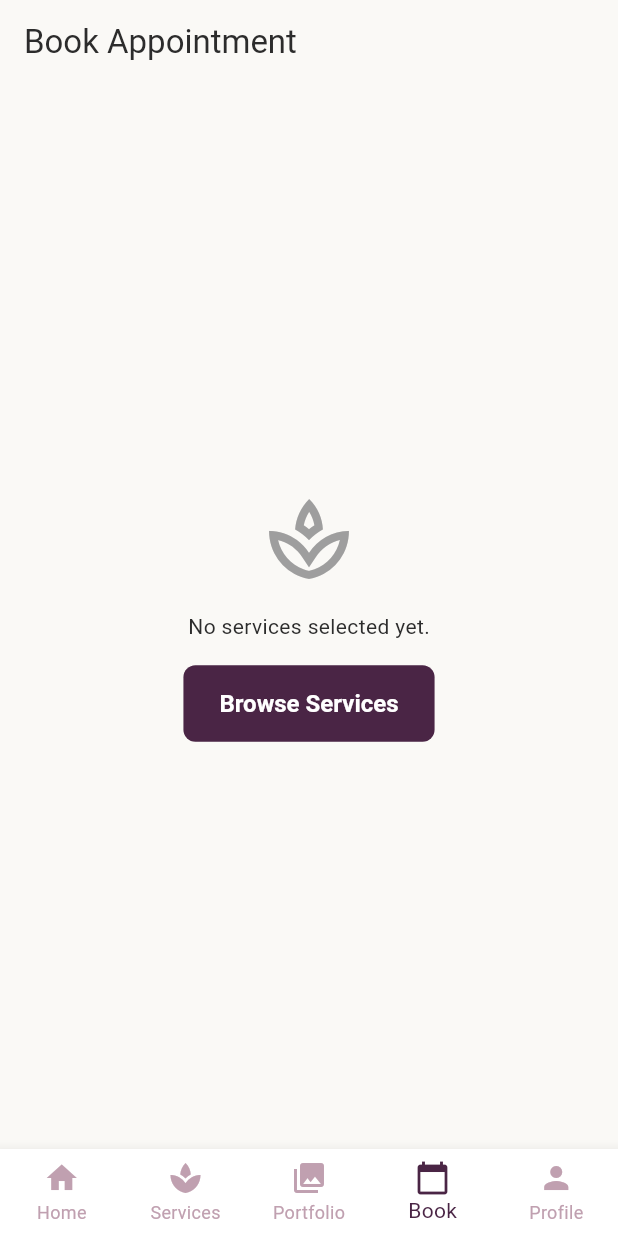
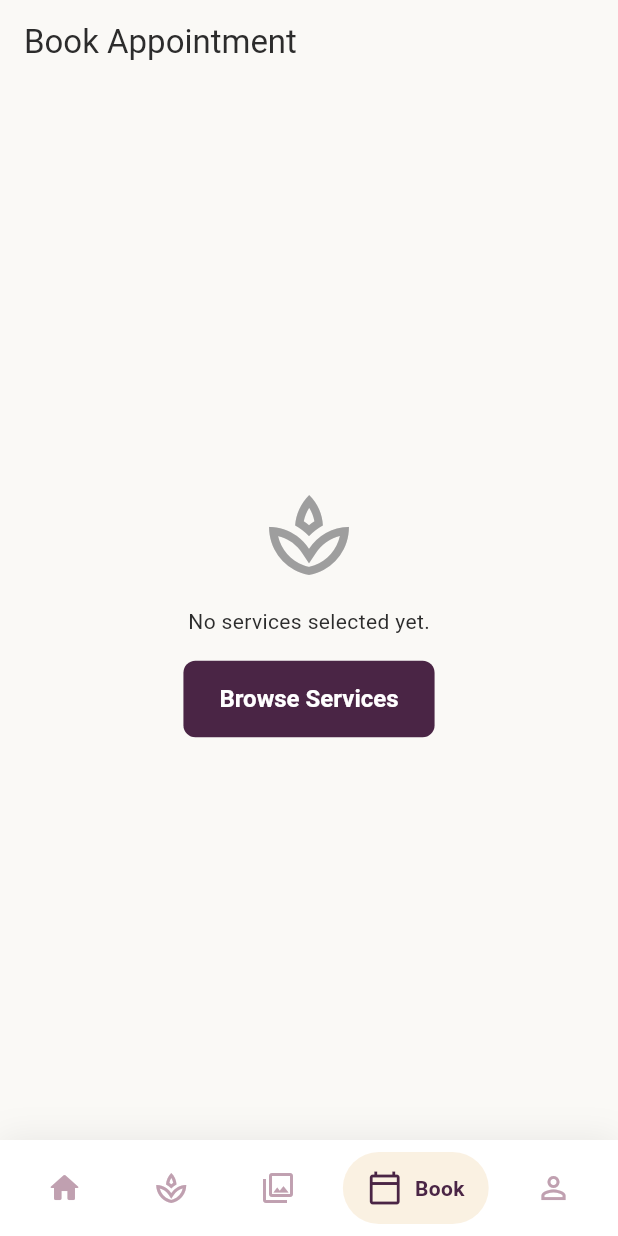
Before and after one commit to webwhistl-ai/personal-salon-flutter, a Flutter app: the BookScreen screen opened by its route, on a phone screen of 412 x 824 dp. Run offline on Flutter 3.47's test engine with Material 3 defaults, Android fonts, the phone set to English and light mode, and no system bars; drawn by our look-alikes of google_nav_bar; our stand-ins replace cloud_firestore, firebase_auth, firebase_core, fl_chart, flutter_riverpod, go_router and 1 more; accounts and stored records are empty; network calls fail.

Commit message:
Elevate UI Polish and Transitions for Neha Makeover MVP
This commit significantly upgrades the visual polish of the Customer App to better align with the "luxury, calm, premium" product vision:
- Replaces the basic `BottomNavigationBar` with `google_nav_bar` (`GNav`) to create an animated, pill-shaped bubble effect for active tabs.
- Modifies `appRouter` to use `CustomTransitionPage` with `FadeTransition`, replacing the default harsh page sliding with smooth cross-fades.
- Upgrades `HomeScreen` by adding a `Hero` animation to the top banner and applying softer drop shadows and elevated UI cards to the signature services.
- Upgrades `ServicesScreen` cards to a more bespoke layout with inline thumbnails, custom border radii, and a dedicated `IconButton` for adding services to the cart.

Co-authored-by: webwhistl-ai <157301244+webwhistl-ai@users.noreply.github.com>

```diff
--- a/neha_makeover/lib/ui/router/app_router.dart
+++ b/neha_makeover/lib/ui/router/app_router.dart
@@ -38,23 +38,53 @@ final GoRouter appRouter = GoRouter(
       routes: [
         GoRoute(
           path: '/',
-          builder: (context, state) => const HomeScreen(),
+          pageBuilder: (context, state) => CustomTransitionPage(
+            key: state.pageKey,
+            child: const HomeScreen(),
+            transitionsBuilder: (context, animation, secondaryAnimation, child) {
+              return FadeTransition(opacity: animation, child: child);
+            },
+          ),
         ),
         GoRoute(
           path: '/services',
-          builder: (context, state) => const ServicesScreen(),
+          pageBuilder: (context, state) => CustomTransitionPage(
+            key: state.pageKey,
+            child: const ServicesScreen(),
+            transitionsBuilder: (context, animation, secondaryAnimation, child) {
+              return FadeTransition(opacity: animation, child: child);
+            },
+          ),
         ),
         GoRoute(
           path: '/portfolio',
-          builder: (context, state) => const PortfolioScreen(),
+          pageBuilder: (context, state) => CustomTransitionPage(
+            key: state.pageKey,
+            child: const PortfolioScreen(),
+            transitionsBuilder: (context, animation, secondaryAnimation, child) {
+              return FadeTransition(opacity: animation, child: child);
+            },
+          ),
         ),
         GoRoute(
           path: '/book',
-          builder: (context, state) => const BookScreen(),
+          pageBuilder: (context, state) => CustomTransitionPage(
+            key: state.pageKey,
+            child: const BookScreen(),
+            transitionsBuilder: (context, animation, secondaryAnimation, child) {
+              return FadeTransition(opacity: animation, child: child);
+            },
+          ),
         ),
         GoRoute(
           path: '/profile',
-          builder: (context, state) => const ProfileScreen(),
+          pageBuilder: (context, state) => CustomTransitionPage(
+            key: state.pageKey,
+            child: const ProfileScreen(),
+            transitionsBuilder: (context, animation, secondaryAnimation, child) {
+              return FadeTransition(opacity: animation, child: child);
+            },
+          ),
         ),
       ],
     ),
--- a/neha_makeover/lib/ui/widgets/customer_scaffold.dart
+++ b/neha_makeover/lib/ui/widgets/customer_scaffold.dart
@@ -1,5 +1,7 @@
 import 'package:flutter/material.dart';
 import 'package:go_router/go_router.dart';
+import 'package:google_nav_bar/google_nav_bar.dart';
+import '../theme/theme.dart';
 
 class CustomerScaffold extends StatefulWidget {
   final Widget child;
@@ -20,9 +22,53 @@ class _CustomerScaffoldState extends State<CustomerScaffold> {
   Widget build(BuildContext context) {
     return Scaffold(
       body: widget.child,
-      bottomNavigationBar: BottomNavigationBar(
-        currentIndex: widget.currentIndex,
-        onTap: (index) {
+      bottomNavigationBar: Container(
+        decoration: BoxDecoration(
+          color: Colors.white,
+          boxShadow: [
+            BoxShadow(
+              blurRadius: 20,
+              color: Colors.black.withAlpha(20),
+            )
+          ],
+        ),
+        child: SafeArea(
+          child: Padding(
+            padding: const EdgeInsets.symmetric(horizontal: 15.0, vertical: 8),
+            child: GNav(
+              rippleColor: AppTheme.blush,
+              hoverColor: AppTheme.blush,
+              gap: 8,
+              activeColor: AppTheme.deepPlum,
+              iconSize: 24,
+              padding: const EdgeInsets.symmetric(horizontal: 16, vertical: 12),
+              duration: const Duration(milliseconds: 400),
+              tabBackgroundColor: AppTheme.champagne.withAlpha(150),
+              color: AppTheme.mutedMauve,
+              tabs: const [
+                GButton(
+                  icon: Icons.home_rounded,
+                  text: 'Home',
+                ),
+                GButton(
+                  icon: Icons.spa_outlined,
+                  text: 'Services',
+                ),
+                GButton(
+                  icon: Icons.photo_library_outlined,
+                  text: 'Portfolio',
+                ),
+                GButton(
+                  icon: Icons.calendar_today_outlined,
+                  text: 'Book',
+                ),
+                GButton(
+                  icon: Icons.person_outline,
+                  text: 'Profile',
+                ),
+              ],
+              selectedIndex: widget.currentIndex,
+              onTabChange: (index) {
                 switch (index) {
                   case 0:
                     context.go('/');
@@ -41,13 +87,9 @@ class _CustomerScaffoldState extends State<CustomerScaffold> {
                     break;
                 }
               },
-        items: const [
-          BottomNavigationBarItem(icon: Icon(Icons.home), label: 'Home'),
-          BottomNavigationBarItem(icon: Icon(Icons.spa), label: 'Services'),
-          BottomNavigationBarItem(icon: Icon(Icons.photo_library), label: 'Portfolio'),
-          BottomNavigationBarItem(icon: Icon(Icons.calendar_today), label: 'Book'),
-          BottomNavigationBarItem(icon: Icon(Icons.person), label: 'Profile'),
-        ],
+            ),
+          ),
+        ),
       ),
     );
   }
--- a/neha_makeover/pubspec.yaml
+++ b/neha_makeover/pubspec.yaml
@@ -48,6 +48,7 @@ dependencies:
   flutter_staggered_grid_view: ^0.7.0
   google_sign_in: ^7.2.0
   uuid: ^4.5.3
+  google_nav_bar: ^5.0.7
 
 dev_dependencies:
   flutter_test:
```
Also changed, not shown: neha_makeover/lib/ui/screens/customer/home_screen.dart (+37 -18 lines), neha_makeover/lib/ui/screens/customer/services_screen.dart (+39 -21 lines), neha_makeover/pubspec.lock. Lines whose indentation alone changed are shown as unchanged.
